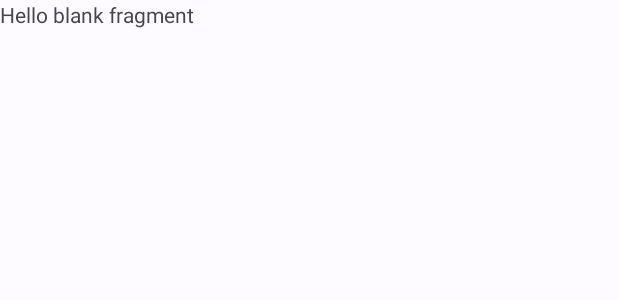
After one commit to AnujDevApogee/geomaster, an Android app: the layout fragment_communication.xml on its own in the app's theme, with its tools: preview values and no code run, on a phone screen of 412 x 824 dp. The commit adds this screen. Shown: the top 300 px of the screen. Run offline under Robolectric (Android 15) with nearby library versions, the phone set to English and light mode, and no system bars.

Commit message:
add the CommunicationFragment

```diff
--- a/app/src/main/java/com/apogee/geomaster/model/User.kt
+++ b/app/src/main/java/com/apogee/geomaster/model/User.kt
@@ -2,7 +2,6 @@ package com.apogee.geomaster.model
 
 import android.text.TextUtils
 import android.util.Patterns
-import com.apogee.geomaster.repository.LoginRepository
 
 class User(var email: String, var password: String) {
  /*   val isInputDataValid: Boolean
--- /dev/null
+++ b/app/src/main/res/layout/fragment_communication.xml
@@ -0,0 +1,14 @@
+<?xml version="1.0" encoding="utf-8"?>
+<layout xmlns:android="http://schemas.android.com/apk/res/android"
+    xmlns:tools="http://schemas.android.com/tools"
+    android:layout_width="match_parent"
+    android:layout_height="match_parent"
+    tools:context=".ui.device.connectbluetooth.CommunicationFragment">
+
+    <!-- TODO: Update blank fragment layout -->
+    <TextView
+        android:layout_width="match_parent"
+        android:layout_height="match_parent"
+        android:text="@string/hello_blank_fragment" />
+
+</layout>
--- a/app/src/main/res/navigation/nav_graph.xml
+++ b/app/src/main/res/navigation/nav_graph.xml
@@ -9,11 +9,13 @@
         android:name="com.apogee.geomaster.ui.projects.ProjectsFragment"
         android:label="projects_fragment_layout"
         tools:layout="@layout/projects_fragment_layout" />
+
     <fragment
         android:id="@+id/deviceFragment"
         android:name="com.apogee.geomaster.ui.device.DeviceFragment"
         android:label="device_layout_fragment"
         tools:layout="@layout/device_layout_fragment" />
+
     <fragment
         android:id="@+id/toolsFragment"
         android:name="com.apogee.geomaster.ui.tools.ToolsFragment"
@@ -37,7 +39,9 @@
         android:id="@+id/homeScreenMainFragment"
         android:name="com.apogee.geomaster.ui.HomeScreenMainFragment"
         android:label="home_screen_main_fragment_layout"
-        tools:layout="@layout/home_screen_main_fragment_layout" /><action android:id="@+id/action_global_projectListFragment" app:destination="@id/projectListFragment"/>
+        tools:layout="@layout/home_screen_main_fragment_layout" >
+
+    </fragment><action android:id="@+id/action_global_projectListFragment" app:destination="@id/projectListFragment"/>
     <fragment
         android:id="@+id/createProjectFragment"
         android:name="com.apogee.geomaster.ui.projects.createproject.CreateProjectFragment"
```
Also changed, not shown: app/src/main/java/com/apogee/geomaster/ui/device/connectbluetooth/CommunicationFragment.kt (added, +26 -0 lines).
